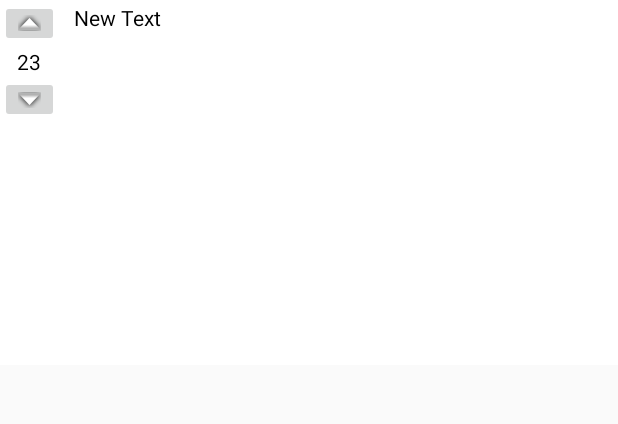
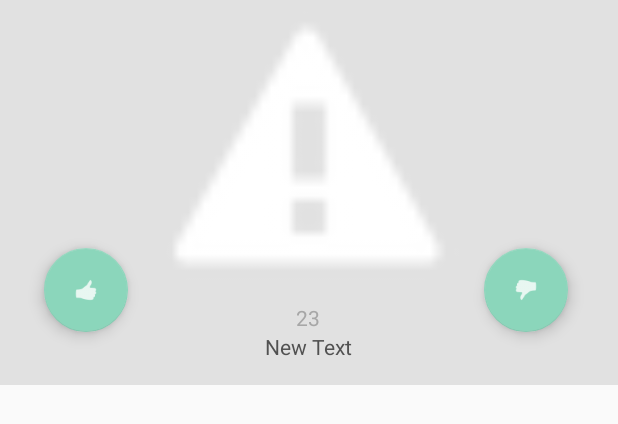
Before and after one commit to App-athy/Blip, an Android app: the layout blip_item.xml on its own in the app's theme, with its tools: preview values and no code run, on a phone screen of 412 x 824 dp. Shown: the top 424 px of the screen. Run offline under Robolectric (Android 15) with nearby library versions, the phone set to English and light mode, and no system bars.

Commit message:
new blip view

```diff
--- a/app/src/main/java/com/codepath/blip/Adapters/BlipAdapter.java
+++ b/app/src/main/java/com/codepath/blip/Adapters/BlipAdapter.java
@@ -1,6 +1,7 @@
 package com.codepath.blip.Adapters;
 
 import android.content.Context;
+import android.support.design.widget.FloatingActionButton;
 import android.support.v7.widget.RecyclerView;
 import android.view.LayoutInflater;
 import android.view.View;
@@ -26,16 +27,16 @@ public class BlipAdapter extends RecyclerView.Adapter<BlipAdapter.ViewHolder> {
     public static class ViewHolder extends RecyclerView.ViewHolder {
         public TextView body;
         public TextView upvotes;
-        public ImageButton voteUp;
-        public ImageButton voteDown;
+        public FloatingActionButton voteUp;
+        public FloatingActionButton voteDown;
         public ImageView image;
 
         public ViewHolder(View itemView) {
             super(itemView);
             body = (TextView) itemView.findViewById(R.id.tvBlipBody);
             upvotes = (TextView) itemView.findViewById(R.id.tvUpvotes);
-            voteUp = (ImageButton) itemView.findViewById(R.id.upvoteButton);
-            voteDown = (ImageButton) itemView.findViewById(R.id.downvoteButton);
+            voteUp = (FloatingActionButton) itemView.findViewById(R.id.upvoteButton);
+            voteDown = (FloatingActionButton) itemView.findViewById(R.id.downvoteButton);
             image = (ImageView) itemView.findViewById(R.id.blipImageView);
         }
     }
@@ -61,16 +62,15 @@ public class BlipAdapter extends RecyclerView.Adapter<BlipAdapter.ViewHolder> {
 
         TextView blipBody = holder.body;
         final ImageView blipImage = holder.image;
-        ImageButton upVoteButton = holder.voteUp;
-        ImageButton downVoteButton = holder.voteDown;
+        FloatingActionButton upVoteButton = holder.voteUp;
+        FloatingActionButton downVoteButton = holder.voteDown;
         final TextView textUpVotes = holder.upvotes;
-
         blipBody.setText(blip.getCaption());
         textUpVotes.setText(String.format("%d", blip.getScore()));
 
         String imageUri = blip.getImageUri();
         if (imageUri != null) {
-            Picasso.with(mContext).load(blip.getImageUri()).fit().into(blipImage);
+            Picasso.with(mContext).load(blip.getImageUri()).fit().placeholder(R.drawable.placeholder).into(blipImage);
         } else {
             blipImage.setVisibility(View.GONE);
         }
--- a/app/src/main/res/layout/blip_item.xml
+++ b/app/src/main/res/layout/blip_item.xml
@@ -2,73 +2,77 @@
 <RelativeLayout xmlns:android="http://schemas.android.com/apk/res/android"
                 android:layout_width="match_parent"
                 android:layout_height="wrap_content"
-                android:background="@color/white"
+                xmlns:app="http://schemas.android.com/apk/res-auto"
+                android:background="@color/gray"
                 android:layout_marginBottom="16dp">
 
-    <ImageButton
+    <ImageView
+        android:layout_width="match_parent"
+        android:layout_height="200dp"
+        android:id="@+id/blipImageView"
+        android:scaleType="fitCenter"
+        android:src="@android:drawable/stat_sys_warning"
+        android:layout_marginBottom="2dp"
+        android:layout_alignParentTop="true"
+        android:layout_alignParentRight="true"
+        android:layout_alignParentLeft="true"
+        android:layout_alignParentStart="true"
+        android:layout_alignParentEnd="true"/>
+
+    <android.support.design.widget.FloatingActionButton
+        android:id="@+id/upvoteButton"
+        app:layout_anchor="@+id/blipImageView"
+        app:layout_anchorGravity="bottom|left|start"
         android:layout_width="wrap_content"
         android:layout_height="wrap_content"
-        android:id="@+id/upvoteButton"
-        android:layout_alignParentTop="true"
+        android:src="@drawable/ic_thumbs_up"
+        app:backgroundTint="@color/mint"
+        android:layout_marginStart="29dp"
+        android:layout_marginLeft="29dp"
+        android:paddingTop="16dp"
+        android:layout_above="@+id/tvBlipBody"
         android:layout_alignParentLeft="true"
-        android:layout_alignParentStart="true"
-        android:src="@android:drawable/arrow_up_float"/>
+        android:layout_alignParentStart="true"/>
 
-    <ImageButton
+    <android.support.design.widget.FloatingActionButton
+        android:id="@+id/downvoteButton"
+        app:layout_anchor="@+id/blipImageView"
+        app:layout_anchorGravity="bottom|right|end"
         android:layout_width="wrap_content"
         android:layout_height="wrap_content"
-        android:id="@+id/downvoteButton"
-        android:src="@android:drawable/arrow_down_float"
-        android:layout_below="@+id/tvUpvotes"
-        android:layout_alignParentLeft="true"
-        android:layout_alignParentStart="true"/>
+        android:src="@drawable/ic_thumbs_down"
+        app:backgroundTint="@color/mint"
+        android:layout_marginEnd="33dp"
+        android:layout_marginRight="33dp"
+        android:paddingTop="16dp"
+        android:layout_above="@+id/tvBlipBody"
+        android:layout_alignParentRight="true"
+        android:layout_alignParentEnd="true"/>
 
     <TextView
         android:layout_width="50dp"
         android:layout_height="wrap_content"
         android:text="23"
         android:id="@+id/tvUpvotes"
-        android:layout_below="@+id/upvoteButton"
-        android:layout_alignParentLeft="true"
-        android:layout_alignParentStart="true"
-        android:layout_alignRight="@+id/upvoteButton"
-        android:layout_alignEnd="@+id/upvoteButton"
-        android:textColor="@color/black"
-        android:gravity="center"/>
+        android:layout_below="@+id/blipImageView"
+        android:textColor="@color/mediumgray"
+        android:gravity="center"
+        android:layout_centerHorizontal="true"/>
 
     <TextView
         android:layout_width="wrap_content"
         android:layout_height="wrap_content"
         android:text="New Text"
         android:id="@+id/tvBlipBody"
-        android:layout_alignParentTop="true"
-        android:layout_toRightOf="@+id/upvoteButton"
-        android:layout_alignParentRight="true"
-        android:layout_alignParentEnd="true"
-        android:layout_marginLeft="10dp"
-        android:layout_marginTop="2dp"
-        android:layout_marginRight="5dp"
-        android:layout_marginBottom="2dp"
+        android:layout_centerHorizontal="true"
         android:maxHeight="100dp"
-        android:textColor="@color/black"/>
-
-    <ImageView
-        android:layout_width="wrap_content"
-        android:layout_height="200dp"
-        android:id="@+id/blipImageView"
-        android:layout_below="@+id/tvBlipBody"
-        android:layout_toRightOf="@+id/upvoteButton"
-        android:layout_alignRight="@+id/tvBlipBody"
-        android:layout_alignEnd="@+id/tvBlipBody"
-        android:layout_marginLeft="20dp"
-        android:layout_marginRight="20dp"
-        android:scaleType="fitCenter"
-        android:src="@android:drawable/stat_sys_warning"
-        android:layout_marginBottom="20dp"/>
+        android:textColor="@color/darkgray"
+        android:layout_below="@+id/tvUpvotes"/>
 
     <ImageView
         android:layout_width="match_parent"
         android:layout_height="16dp"
+        android:layout_below="@+id/tvBlipBody"
         android:background="@android:color/transparent"/>
 
 </RelativeLayout>
--- a/app/src/main/res/values/colors.xml
+++ b/app/src/main/res/values/colors.xml
@@ -6,6 +6,8 @@
     <color name="black">#000000</color>
     <color name="white">#ffffff</color>
     <color name="gray">#e1e1e1</color>
+    <color name="mediumgray">#a7a7a7</color>
+    <color name="darkgray">#515151</color>
     <color name="mint">#8bd6bb</color>
     <color name="coral">#ff7262</color>
 </resources>
```
Also changed, not shown: app/src/main/res/drawable-hdpi/ic_thumbs_down.png (added), app/src/main/res/drawable-hdpi/ic_thumbs_up.png (added), app/src/main/res/drawable-mdpi/ic_thumbs_down.png (added), app/src/main/res/drawable-mdpi/ic_thumbs_up.png (added), app/src/main/res/drawable-xhdpi/ic_thumbs_down.png (added), app/src/main/res/drawable-xhdpi/ic_thumbs_up.png (added), app/src/main/res/drawable-xxhdpi/ic_thumbs_down.png (added), app/src/main/res/drawable-xxhdpi/ic_thumbs_up.png (added).
